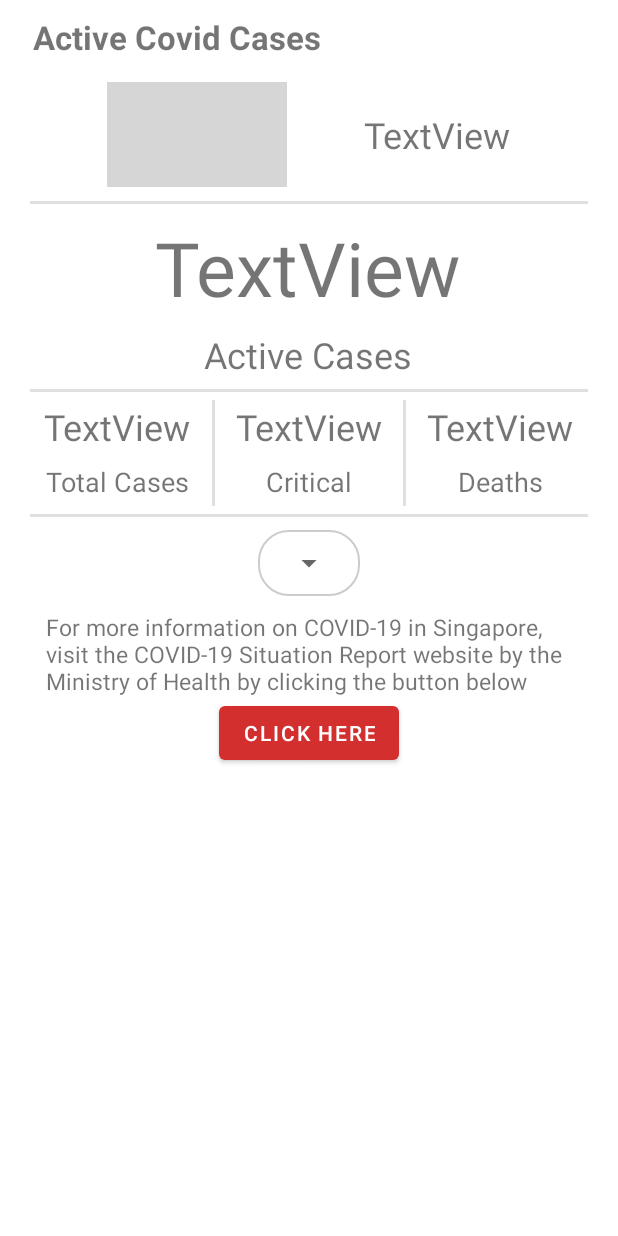
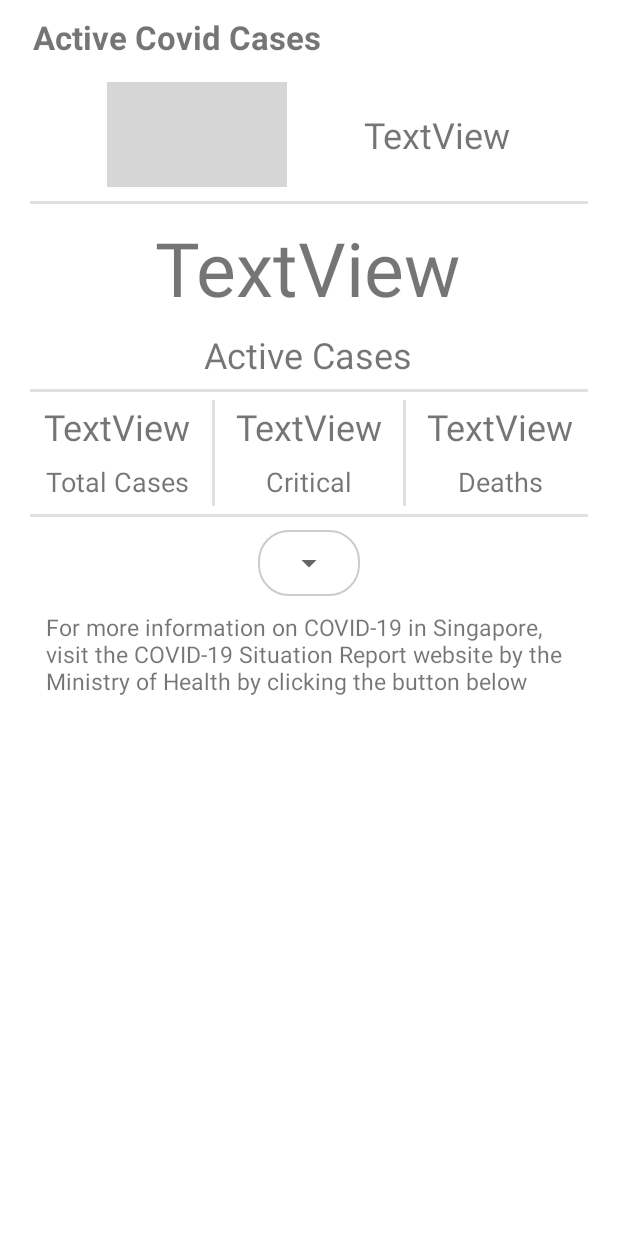
Before and after one commit to wongliheng/covidsmartapp, an Android app: the layout fragment_case.xml on its own in the app's theme, with its tools: preview values and no code run, on a phone screen of 412 x 824 dp. Run offline under Robolectric (Android 15) with nearby library versions, the phone set to English and light mode, and no system bars; plain views replace SearchableSpinner; network calls fail; grey boxes are pictures that could not be loaded.

Commit message:
pw change

```diff
--- a/CovidSmartApp/app/src/main/java/com/covidsmartapp/RegisterPage.java
+++ b/CovidSmartApp/app/src/main/java/com/covidsmartapp/RegisterPage.java
@@ -115,7 +115,8 @@ public class RegisterPage extends AppCompatActivity {
                                 user.put("fName", fNameString);
                                 user.put("lName", lNameString);
                                 user.put("email", emailString);
-                                user.put("pw", pwString);
+//                                No need to store user password
+//                                user.put("pw", pwString);
                                 user.put("phoneNum", phoneNum);
 
                                 db.collection("users").document(userID)
--- a/CovidSmartApp/app/src/main/res/layout/fragment_case.xml
+++ b/CovidSmartApp/app/src/main/res/layout/fragment_case.xml
@@ -286,7 +286,9 @@
         android:text="Click here"
         app:layout_constraintStart_toStartOf="@id/covidSitrep"
         app:layout_constraintEnd_toEndOf="@id/covidSitrep"
-        app:layout_constraintTop_toBottomOf="@id/covidSitrep" />
+        app:layout_constraintTop_toBottomOf="@id/covidSitrep"
+        android:visibility="invisible"/>
+
 <!--    This must be at the bottom-->
     <TextView
         android:id="@+id/blocker"
```
Also changed, not shown: CovidSmartApp/app/src/main/java/com/covidsmartapp/CaseFragment.java (+5 -3 lines).
